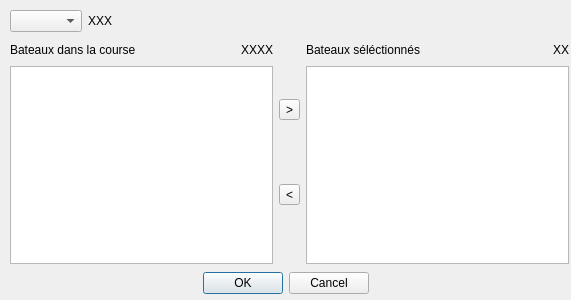
Above: src/race_dialog.ui from nohal/qtVlm before the change. Below: the same form after it.
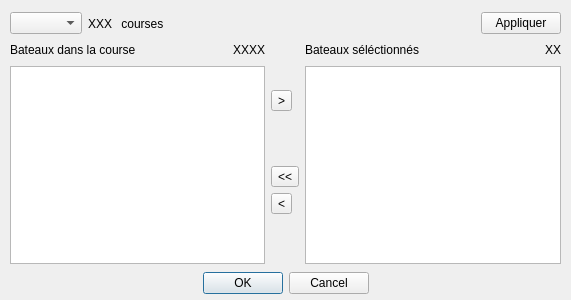
That is the form after the change.

Commit message: user agent used by qtVlm can be changed by a settings adding a dialog to setup the opponets drawn for each race

What changed in the file:
```diff
--- a/src/race_dialog.ui
+++ b/src/race_dialog.ui
@@ -65,18 +65,74 @@
     </item>
    </layout>
   </widget>
-  <widget class="QWidget" name="">
+  <widget class="QWidget" name="layoutWidget">
+   <property name="geometry">
+    <rect>
+     <x>10</x>
+     <y>10</y>
+     <width>551</width>
+     <height>27</height>
+    </rect>
+   </property>
+   <layout class="QHBoxLayout" name="horizontalLayout_4">
+    <item>
+     <widget class="QComboBox" name="chooser_raceList">
+      <property name="sizePolicy">
+       <sizepolicy hsizetype="Preferred" vsizetype="Fixed">
+        <horstretch>0</horstretch>
+        <verstretch>0</verstretch>
+       </sizepolicy>
+      </property>
+     </widget>
+    </item>
+    <item>
+     <widget class="QLabel" name="nbRace">
+      <property name="text">
+       <string>XXX</string>
+      </property>
+     </widget>
+    </item>
+    <item>
+     <widget class="QLabel" name="label_3">
+      <property name="text">
+       <string> courses</string>
+      </property>
+     </widget>
+    </item>
+    <item>
+     <spacer name="horizontalSpacer_3">
+      <property name="orientation">
+       <enum>Qt::Horizontal</enum>
+      </property>
+      <property name="sizeHint" stdset="0">
+       <size>
+        <width>40</width>
+        <height>20</height>
+       </size>
+      </property>
+     </spacer>
+    </item>
+    <item>
+     <widget class="QPushButton" name="syncVal">
+      <property name="text">
+       <string>Appliquer</string>
+      </property>
+     </widget>
+    </item>
+   </layout>
+  </widget>
+  <widget class="QWidget" name="layoutWidget">
    <property name="geometry">
     <rect>
      <x>10</x>
      <y>40</y>
-     <width>559</width>
+     <width>551</width>
      <height>224</height>
     </rect>
    </property>
    <layout class="QHBoxLayout" name="horizontalLayout_3">
     <item>
-     <layout class="QVBoxLayout" name="verticalLayout_3">
+     <layout class="QVBoxLayout" name="verticalLayout_2">
       <item>
        <layout class="QHBoxLayout" name="horizontalLayout">
         <item>
@@ -109,7 +165,7 @@
        </layout>
       </item>
       <item>
-       <widget class="QListView" name="availableBoat"/>
+       <widget class="QListWidget" name="availableBoat"/>
       </item>
      </layout>
     </item>
@@ -148,6 +204,13 @@
         </property>
        </spacer>
       </item>
+      <item>
+       <widget class="QToolButton" name="toolButton_4">
+        <property name="text">
+         <string>&lt;&lt;</string>
+        </property>
+       </widget>
+      </item>
       <item>
        <widget class="QToolButton" name="toolButton_2">
         <property name="text">
@@ -171,7 +234,7 @@
      </layout>
     </item>
     <item>
-     <layout class="QVBoxLayout" name="verticalLayout_2">
+     <layout class="QVBoxLayout" name="verticalLayout_3">
       <item>
        <layout class="QHBoxLayout" name="horizontalLayout_2">
         <item>
@@ -204,47 +267,12 @@
        </layout>
       </item>
       <item>
-       <widget class="QListView" name="selecttedBoat"/>
+       <widget class="QListWidget" name="selectedBoat"/>
       </item>
      </layout>
     </item>
    </layout>
   </widget>
-  <widget class="QWidget" name="">
-   <property name="geometry">
-    <rect>
-     <x>10</x>
-     <y>10</y>
-     <width>551</width>
-     <height>22</height>
-    </rect>
-   </property>
-   <layout class="QHBoxLayout" name="horizontalLayout_4">
-    <item>
-     <widget class="QComboBox" name="race_liste"/>
-    </item>
-    <item>
-     <widget class="QLabel" name="nbRace">
-      <property name="text">
-       <string>XXX</string>
-      </property>
-     </widget>
-    </item>
-    <item>
-     <spacer name="horizontalSpacer_3">
-      <property name="orientation">
-       <enum>Qt::Horizontal</enum>
-      </property>
-      <property name="sizeHint" stdset="0">
-       <size>
-        <width>40</width>
-        <height>20</height>
-       </size>
-      </property>
-     </spacer>
-    </item>
-   </layout>
-  </widget>
  </widget>
  <resources/>
  <connections>
```
Left out of the diff: 43 changed lines with no effect on the pictures. The commit also changes 21 other files.
